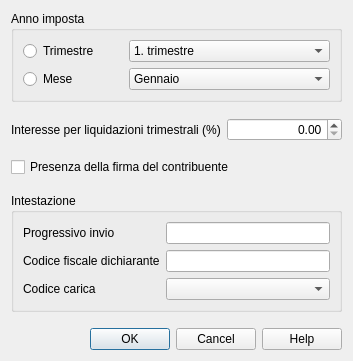
BananaAccounting/Italia, file Iva/2017/ch.banana.script.italianvatreport.2017.dialog.ui: the form before one commit.
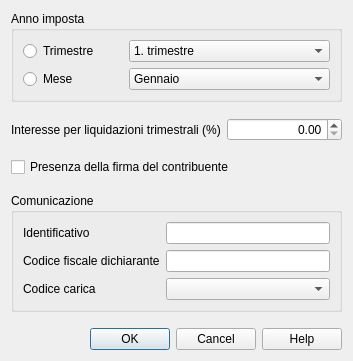
The form after the commit.

```diff
--- a/Iva/2017/ch.banana.script.italianvatreport.2017.dialog.ui
+++ b/Iva/2017/ch.banana.script.italianvatreport.2017.dialog.ui
@@ -244,7 +244,7 @@
    <item>
     <widget class="QGroupBox" name="intestazioneGroupBox">
      <property name="title">
-      <string>Intestazione</string>
+      <string>Comunicazione</string>
      </property>
      <layout class="QVBoxLayout" name="verticalLayout_2">
       <item>
@@ -252,7 +252,7 @@
         <item row="0" column="0">
          <widget class="QLabel" name="progressivoInvioLabel">
           <property name="text">
-           <string notr="true">Progressivo invio</string>
+           <string notr="true">Identificativo</string>
           </property>
           <property name="buddy">
            <cstring>progressivoInvioLineEdit</cstring>
```
